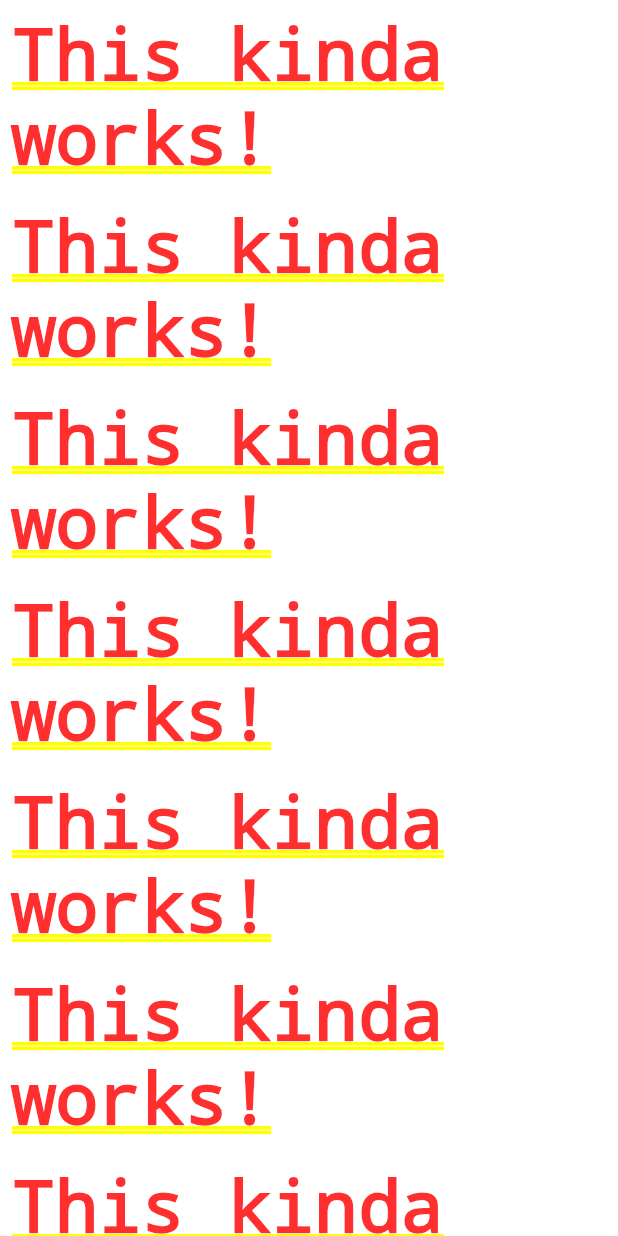
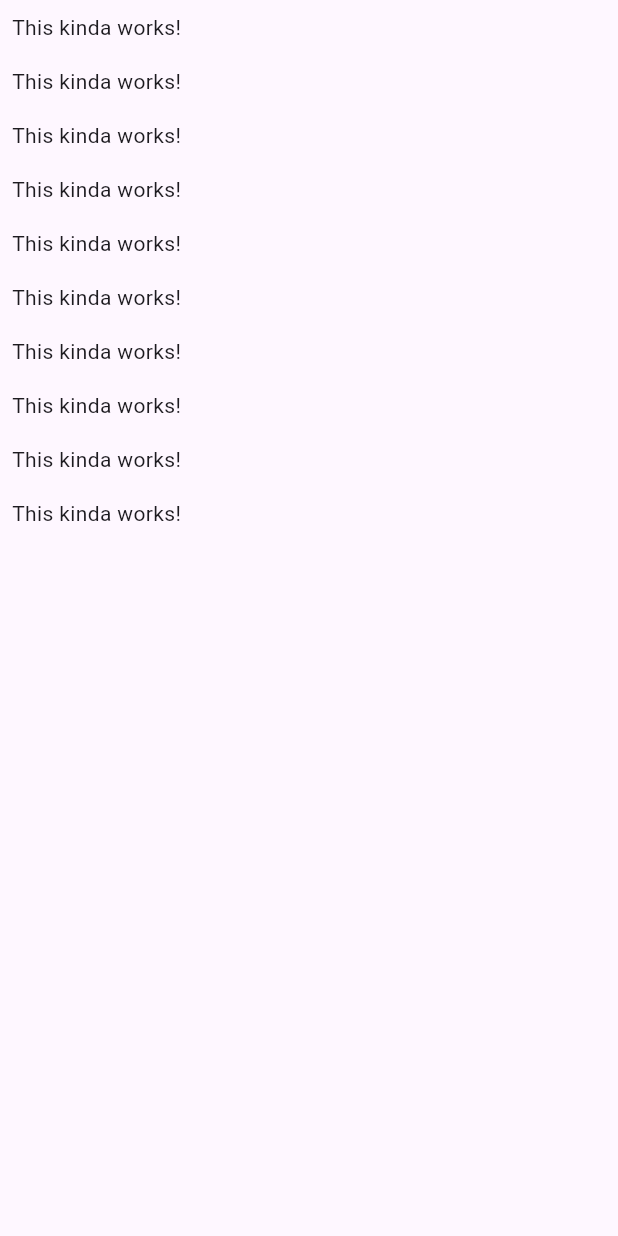
Before and after one commit to Khan-06/chat_app, a Flutter app: the screen it shows after launch, on a phone screen of 412 x 824 dp. Run offline on Flutter 3.47's test engine with Material 3 defaults, Android fonts, the phone set to English and light mode, and no system bars.

```diff
--- a/lib/screens/chat_screen.dart
+++ b/lib/screens/chat_screen.dart
@@ -5,11 +5,13 @@ class ChatScreen extends StatelessWidget {
 
   @override
   Widget build(BuildContext context) {
-    return ListView.builder(
-      itemCount: 10,
-      itemBuilder: (ctx, index) => Container(
-        padding: const EdgeInsets.all(8),
-        child: const Text('This kinda works!'),
+    return Scaffold(
+      body: ListView.builder(
+        itemCount: 10,
+        itemBuilder: (ctx, index) => Container(
+          padding: const EdgeInsets.all(8),
+          child: const Text('This kinda works!'),
+        ),
       ),
     );
   }
--- a/pubspec.yaml
+++ b/pubspec.yaml
@@ -35,6 +35,7 @@ dependencies:
   # The following adds the Cupertino Icons font to your application.
   # Use with the CupertinoIcons class for iOS style icons.
   cupertino_icons: ^1.0.2
+  cloud_firestore: ^4.14.0
 
 dev_dependencies:
   flutter_test:
```
Also changed, not shown: lib/main.dart (+0 -15 lines), pubspec.lock, 1 other file.
